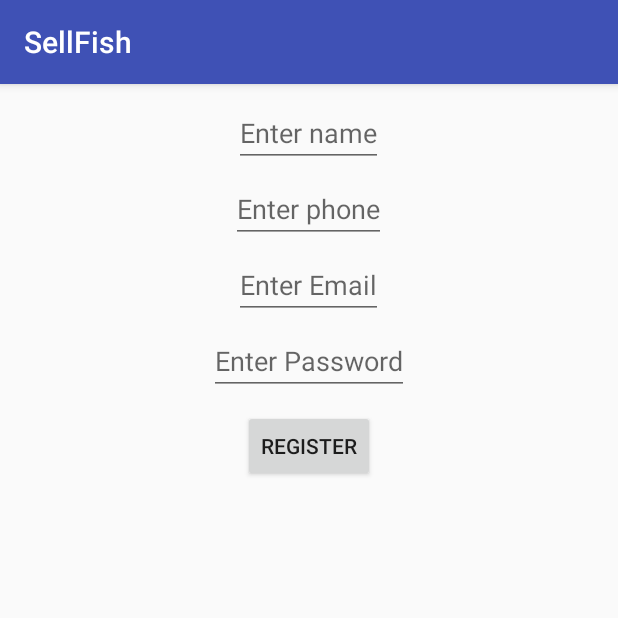
After one commit to monalijagtap8/SellFish, an Android app: the Registration screen opened directly, with no data from a screen before it, on a phone screen of 412 x 824 dp, the top half of it. The commit adds this screen. Run offline under Robolectric (Android 15) with nearby library versions, the phone set to English and light mode, and no system bars; our stand-ins replace ButterKnife.

Commit message:
Login and Registration added

```diff
--- a/app/build.gradle
+++ b/app/build.gradle
@@ -25,4 +25,8 @@ dependencies {
     testImplementation 'junit:junit:4.12'
     androidTestImplementation 'com.android.support.test:runner:1.0.1'
     androidTestImplementation 'com.android.support.test.espresso:espresso-core:3.0.1'
+    annotationProcessor 'com.jakewharton:butterknife:5.1.1'
+    compile 'com.jakewharton:butterknife:5.1.1'
+    compile 'com.mcxiaoke.volley:library-aar:1.0.0'
+    compile 'com.sdsmdg.tastytoast:tastytoast:0.1.1'
 }
--- /dev/null
+++ b/app/src/main/java/com/example/android/sellfish/Registration.java
@@ -0,0 +1,80 @@
+package com.example.android.sellfish;
+
+import android.content.Intent;
+import android.support.v7.app.AppCompatActivity;
+import android.os.Bundle;
+import android.util.Log;
+import android.view.View;
+import android.widget.Button;
+import android.widget.EditText;
+
+import butterknife.ButterKnife;
+import butterknife.InjectView;
+import butterknife.OnClick;
+
+public class Registration extends AppCompatActivity {
+
+   @InjectView(R.id.edtName)EditText edtName;
+    @InjectView(R.id.edtPhone)EditText edtPhone;
+    @InjectView(R.id.edtEmail)EditText edtEmail;
+    @InjectView(R.id.edtPassword)EditText edtPassword;
+    @InjectView(R.id.btnRegister)Button btnRegister;
+    int flag=0;
+    String name,email,phone,password;
+    VolleyRequest volleyRequest;
+
+    @Override
+    protected void onCreate(Bundle savedInstanceState) {
+        super.onCreate(savedInstanceState);
+        setContentView(R.layout.activity_registration);
+        ButterKnife.inject(this);
+    }
+
+
+    @OnClick({R.id.btnRegister})
+    public void onClick(final View view) {
+
+        switch (view.getId()) {
+
+            case R.id.btnRegister:
+
+                      name=edtName.getText().toString();
+                        if(name.length()==0)
+                        {
+                            flag=1;
+                        }
+                        email=edtEmail.getText().toString();
+                        if(email.length()==0)
+                        {
+                            flag=1;
+                        }
+                        if(phone.length()==0)
+                        {
+                            flag=1;
+                        }
+                        if (password.length()==0)
+                        {
+                            flag=1;
+                        }
+                        flag=0;
+                        if(flag==0)
+                        {
+                            register();
+                        }
+                      break;
+        }
+    }
+    public void register() {
+
+       volleyRequest=VolleyRequest.getObject();
+        volleyRequest.setContext(getApplicationContext());
+        Log.d("checkData: ", "http://sansmealbox.com/admin/routes/server/app/checkUserInfo.rfa.php?auth_id");
+       volleyRequest.setUrl("http://sansmealbox.com/admin/routes/server/app/checkUserInfo.rfa.php?auth_i");
+           volleyRequest.getResponse(new ServerCallback() {
+                @Override
+                public void onSuccess(String response) {
+
+                }
+            });
+        }
+}
--- /dev/null
+++ b/app/src/main/java/com/example/android/sellfish/ServerCallback.java
@@ -0,0 +1,9 @@
+package com.example.android.sellfish;
+
+/**
+ * Created by android on 1/24/18.
+ */
+
+public interface ServerCallback {
+    void onSuccess(String result);
+}
--- a/app/src/main/res/layout/activity_main.xml
+++ b/app/src/main/res/layout/activity_main.xml
@@ -6,7 +6,6 @@
     android:layout_width="match_parent"
     android:layout_height="match_parent"
     tools:context="com.example.android.sellfish.MainActivity">
-
     <TextView
         android:layout_width="wrap_content"
         android:layout_height="wrap_content"
--- /dev/null
+++ b/app/src/main/res/layout/activity_registration.xml
@@ -0,0 +1,46 @@
+<?xml version="1.0" encoding="utf-8"?>
+<LinearLayout xmlns:android="http://schemas.android.com/apk/res/android"
+    xmlns:tools="http://schemas.android.com/tools"
+    android:id="@+id/registerlayout"
+    android:layout_width="fill_parent"
+    android:layout_height="fill_parent"
+    android:focusableInTouchMode="true"
+    android:orientation="vertical"
+    tools:context="com.example.android.sellfish.Registration">
+    <EditText
+        android:layout_width="wrap_content"
+        android:layout_height="wrap_content"
+        android:layout_gravity="center"
+        android:hint="Enter name"
+        android:id="@+id/edtName"
+        android:layout_marginTop="10dp"/>
+    <EditText
+        android:layout_width="wrap_content"
+        android:layout_height="wrap_content"
+        android:layout_gravity="center"
+        android:id="@+id/edtPhone"
+        android:hint="Enter phone"
+        android:layout_marginTop="5dp"/>
+    <EditText
+        android:layout_width="wrap_content"
+        android:layout_height="wrap_content"
+        android:layout_gravity="center"
+        android:id="@+id/edtEmail"
+        android:hint="Enter Email"
+        android:layout_marginTop="5dp"/>
+    <EditText
+        android:layout_width="wrap_content"
+        android:layout_height="wrap_content"
+        android:layout_gravity="center"
+        android:id="@+id/edtPassword"
+        android:hint="Enter Password"
+        android:layout_marginTop="5dp"/>
+    <Button
+        android:layout_width="wrap_content"
+        android:layout_height="wrap_content"
+        android:id="@+id/btnRegister"
+        android:text="Register"
+        android:layout_gravity="center"
+        android:layout_marginTop="10dp"/>
+
+</LinearLayout>
```
Also changed, not shown: app/src/main/AndroidManifest.xml (+5 -3 lines), app/src/main/java/com/example/android/sellfish/CheckInternet.java (added, +18 -0 lines), app/src/main/java/com/example/android/sellfish/LoginActivity.java (added, +13 -0 lines), app/src/main/java/com/example/android/sellfish/VolleyRequest.java (added, +100 -0 lines), app/src/main/res/layout/activity_login.xml (added, +9 -0 lines), 1 other file.
